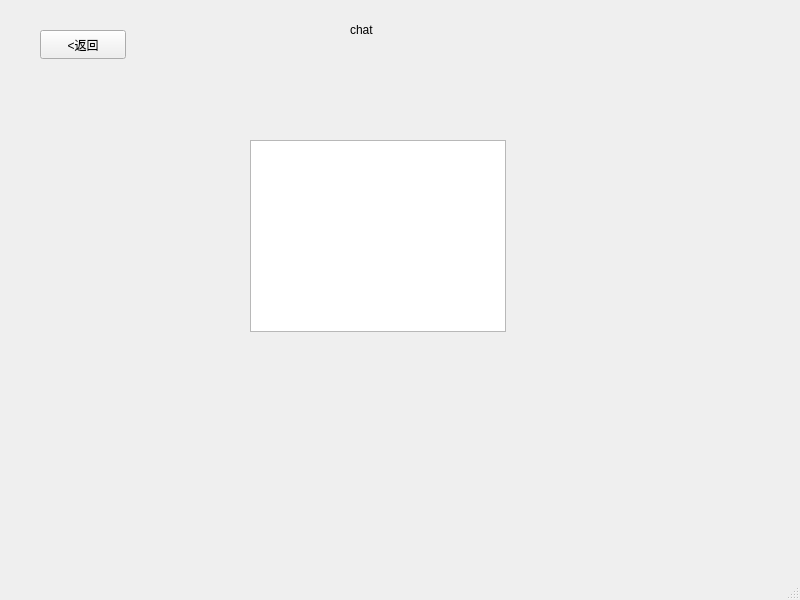
Before: the Qt Designer form c_memberchat.ui in SparklingPumpkin/DB_test_1, drawn with Qt 5.
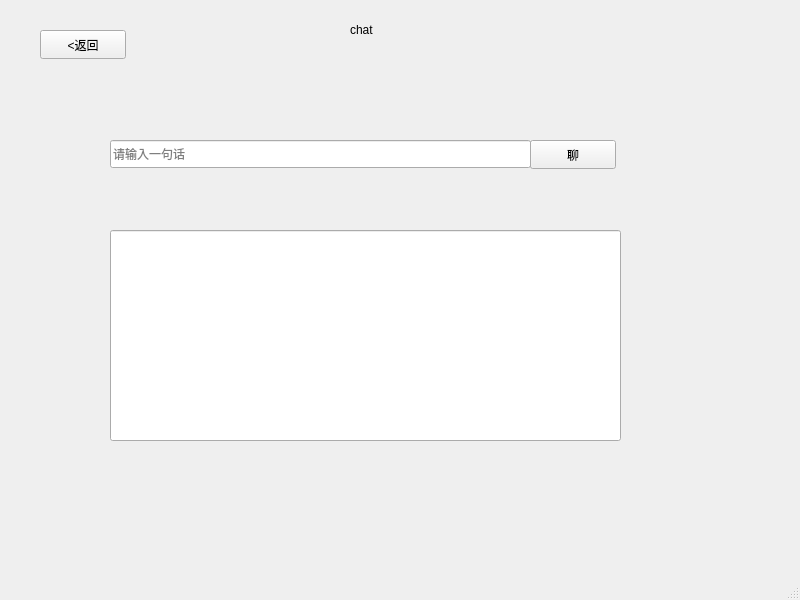
After: the same form once the commit is applied.

The edit to the form file:
```diff
--- a/c_memberchat.ui
+++ b/c_memberchat.ui
@@ -14,16 +14,6 @@
    <string>MainWindow</string>
   </property>
   <widget class="QWidget" name="centralwidget">
-   <widget class="QListView" name="listView">
-    <property name="geometry">
-     <rect>
-      <x>250</x>
-      <y>140</y>
-      <width>256</width>
-      <height>192</height>
-     </rect>
-    </property>
-   </widget>
    <widget class="QLabel" name="label">
     <property name="geometry">
      <rect>
@@ -50,6 +40,45 @@
      <string>&lt;返回</string>
     </property>
    </widget>
+   <widget class="QPushButton" name="pB_chat">
+    <property name="geometry">
+     <rect>
+      <x>530</x>
+      <y>140</y>
+      <width>86</width>
+      <height>29</height>
+     </rect>
+    </property>
+    <property name="text">
+     <string>聊</string>
+    </property>
+   </widget>
+   <widget class="QLineEdit" name="Input">
+    <property name="geometry">
+     <rect>
+      <x>110</x>
+      <y>140</y>
+      <width>421</width>
+      <height>28</height>
+     </rect>
+    </property>
+    <property name="placeholderText">
+     <string>请输入一句话</string>
+    </property>
+   </widget>
+   <widget class="QLineEdit" name="Input_2">
+    <property name="geometry">
+     <rect>
+      <x>110</x>
+      <y>230</y>
+      <width>511</width>
+      <height>211</height>
+     </rect>
+    </property>
+    <property name="placeholderText">
+     <string/>
+    </property>
+   </widget>
   </widget>
   <widget class="QMenuBar" name="menubar">
    <property name="geometry">
```
